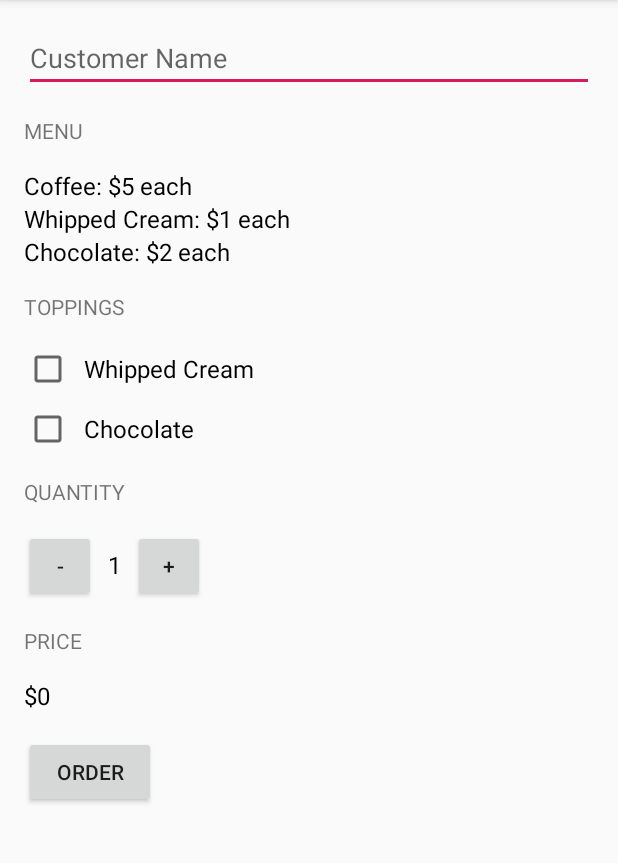
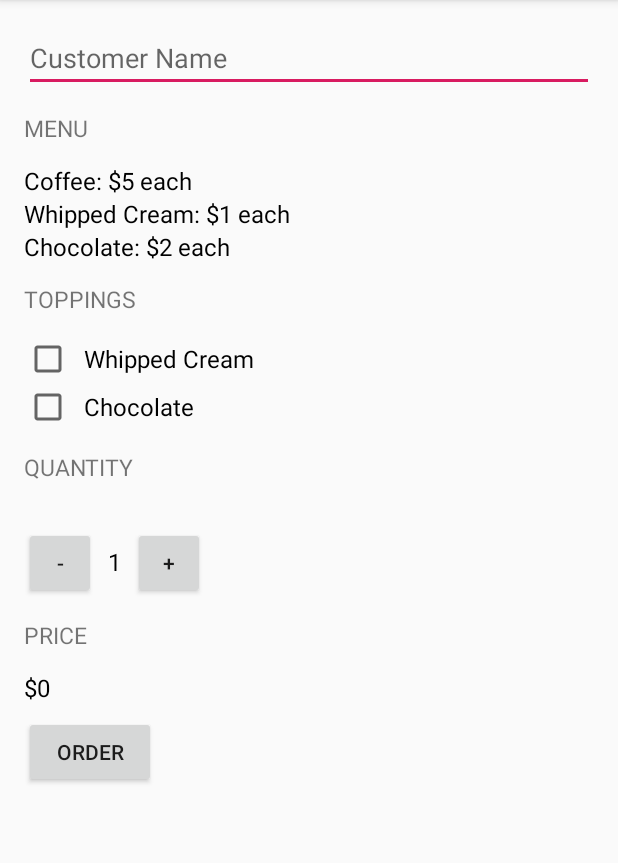
Before and after one commit to albertchan8/android_just-java, an Android app: the screen it shows after launch (MainActivity), on a phone screen of 412 x 824 dp, the part 84-947 px from its top. Run offline under Robolectric (Android 15) with nearby library versions, the phone set to English and light mode, and no system bars.

Commit message:
add styles

```diff
--- a/app/src/main/res/layout/activity_main.xml
+++ b/app/src/main/res/layout/activity_main.xml
@@ -24,12 +24,8 @@
             android:inputType="textCapWords"/>
 
         <TextView
-            android:layout_width="wrap_content"
-            android:layout_height="wrap_content"
-            android:layout_marginTop="16dp"
-            android:layout_marginBottom="16dp"
-            android:text="Menu"
-            android:textAllCaps="true" />
+            style="@style/HeaderTextStyle"
+            android:text="Menu" />
 
         <TextView
             android:id="@+id/coffee_price_menu"
@@ -56,18 +52,13 @@
             android:textColor="@android:color/black" />
 
         <TextView
-            android:layout_width="wrap_content"
-            android:layout_height="wrap_content"
-            android:layout_marginTop="16dp"
-            android:layout_marginBottom="16dp"
-            android:text="Toppings"
-            android:textAllCaps="true" />
+            style="@style/HeaderTextStyle"
+            android:text="Toppings" />
 
         <CheckBox
             android:id="@+id/whipped_cream_checkbox"
             android:layout_width="wrap_content"
             android:layout_height="wrap_content"
-            android:layout_marginBottom="8dp"
             android:paddingLeft="8dp"
             android:text="Whipped Cream"
             android:textSize="16sp"/>
@@ -76,16 +67,13 @@
             android:id="@+id/chocolate_checkbox"
             android:layout_width="wrap_content"
             android:layout_height="wrap_content"
-            android:layout_marginBottom="16dp"
             android:paddingLeft="8dp"
             android:text="Chocolate"
             android:textSize="16sp"/>
 
         <TextView
-            android:layout_width="wrap_content"
-            android:layout_height="wrap_content"
-            android:text="Quantity"
-            android:textAllCaps="true" />
+            style="@style/HeaderTextStyle"
+            android:text="Quantity" />
 
         <LinearLayout
             android:layout_width="match_parent"
@@ -120,17 +108,13 @@
         </LinearLayout>
 
         <TextView
-            android:layout_width="wrap_content"
-            android:layout_height="wrap_content"
-            android:layout_marginTop="16dp"
-            android:text="Price"
-            android:textAllCaps="true" />
+            style="@style/HeaderTextStyle"
+            android:text="Price" />
 
         <TextView
             android:id="@+id/price_text_view"
             android:layout_width="wrap_content"
             android:layout_height="wrap_content"
-            android:layout_marginTop="16dp"
             android:text="$0"
             android:textSize="16sp"
             android:textColor="@android:color/black" />
@@ -139,7 +123,7 @@
             android:onClick="submitOrder"
             android:layout_width="wrap_content"
             android:layout_height="wrap_content"
-            android:layout_marginTop="16dp"
+            android:layout_marginTop="8dp"
             android:text="ORDER"/>
 
     </LinearLayout>
--- a/app/src/main/res/values/styles.xml
+++ b/app/src/main/res/values/styles.xml
@@ -8,4 +8,12 @@
         <item name="colorAccent">@color/colorAccent</item>
     </style>
 
+    <style name="HeaderTextStyle">
+        <item name="android:layout_width">wrap_content</item>
+        <item name="android:layout_height">48dp</item>
+        <item name="android:gravity">center_vertical</item>
+        <item name="android:textAllCaps">true</item>
+        <item name="android:textSize">15sp</item>
+    </style>
+
 </resources>
```
